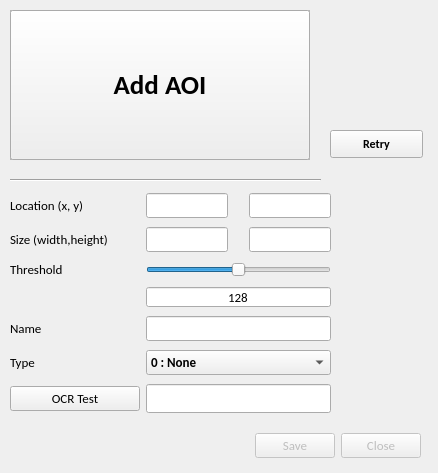
First picture: the form in src/kem_studio_add_aoi.ui, repository hyungjungkim/low-cost-vision-based-cnc-machine-tool-status-monitoring, before the edit.
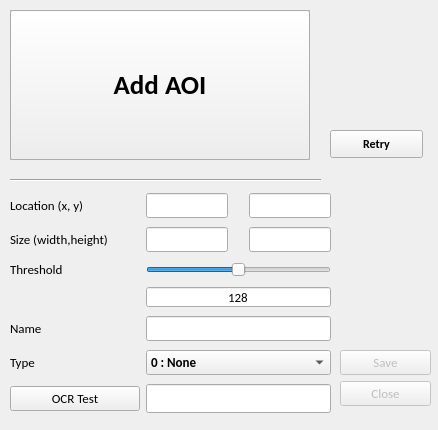
Second picture: the form after the edit.

```diff
--- a/src/kem_studio_add_aoi.ui
+++ b/src/kem_studio_add_aoi.ui
@@ -7,7 +7,7 @@
     <x>0</x>
     <y>0</y>
     <width>438</width>
-    <height>473</height>
+    <height>430</height>
    </rect>
   </property>
   <property name="font">
@@ -27,10 +27,10 @@
    </property>
    <property name="geometry">
     <rect>
-     <x>230</x>
-     <y>430</y>
-     <width>191</width>
-     <height>32</height>
+     <x>340</x>
+     <y>350</y>
+     <width>91</width>
+     <height>71</height>
     </rect>
    </property>
    <property name="font">
@@ -40,7 +40,7 @@
     </font>
    </property>
    <property name="orientation">
-    <enum>Qt::Horizontal</enum>
+    <enum>Qt::Vertical</enum>
    </property>
    <property name="standardButtons">
     <set>QDialogButtonBox::Close|QDialogButtonBox::Save</set>
```
